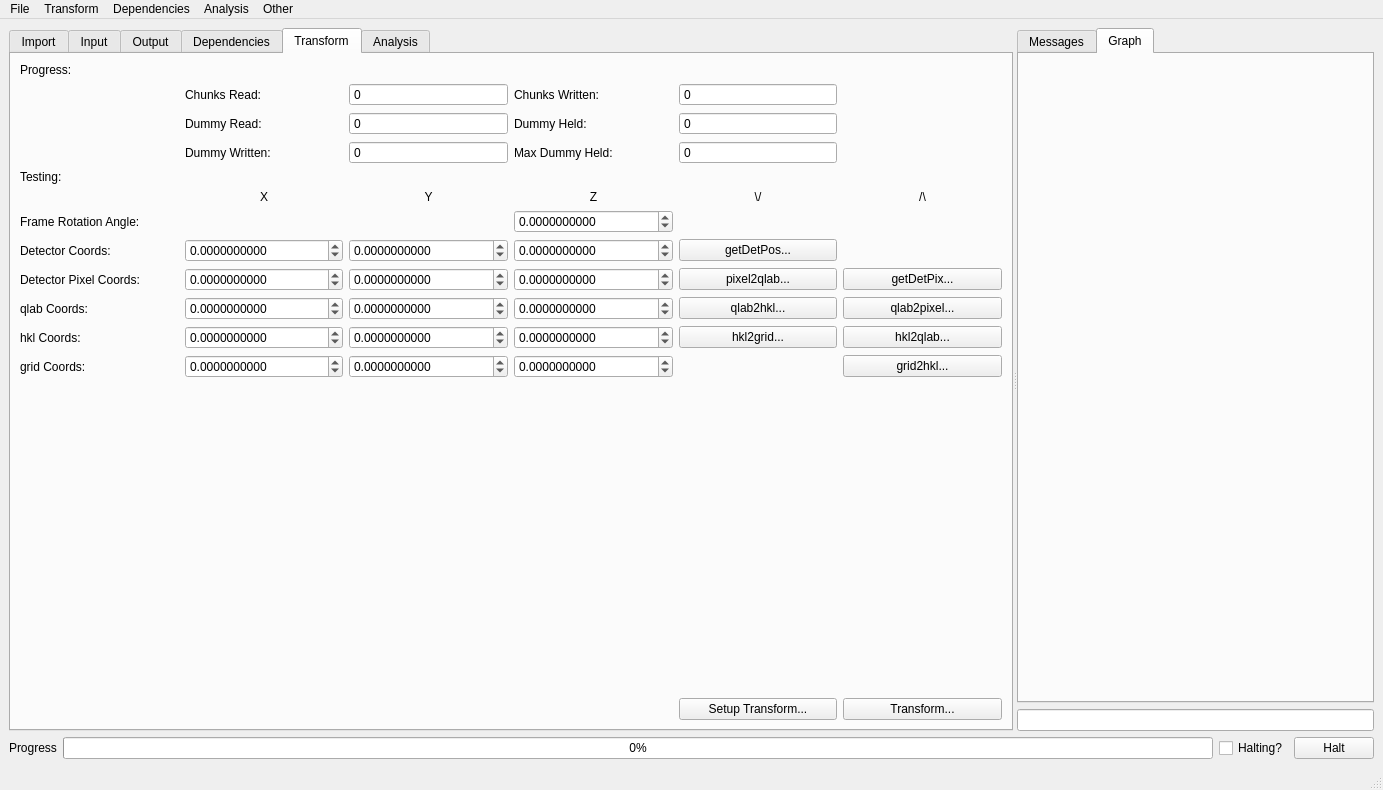
First picture: the form in cctwqt/cctwqtmainwindow.ui, repository guyjennings/cctw, before the edit.
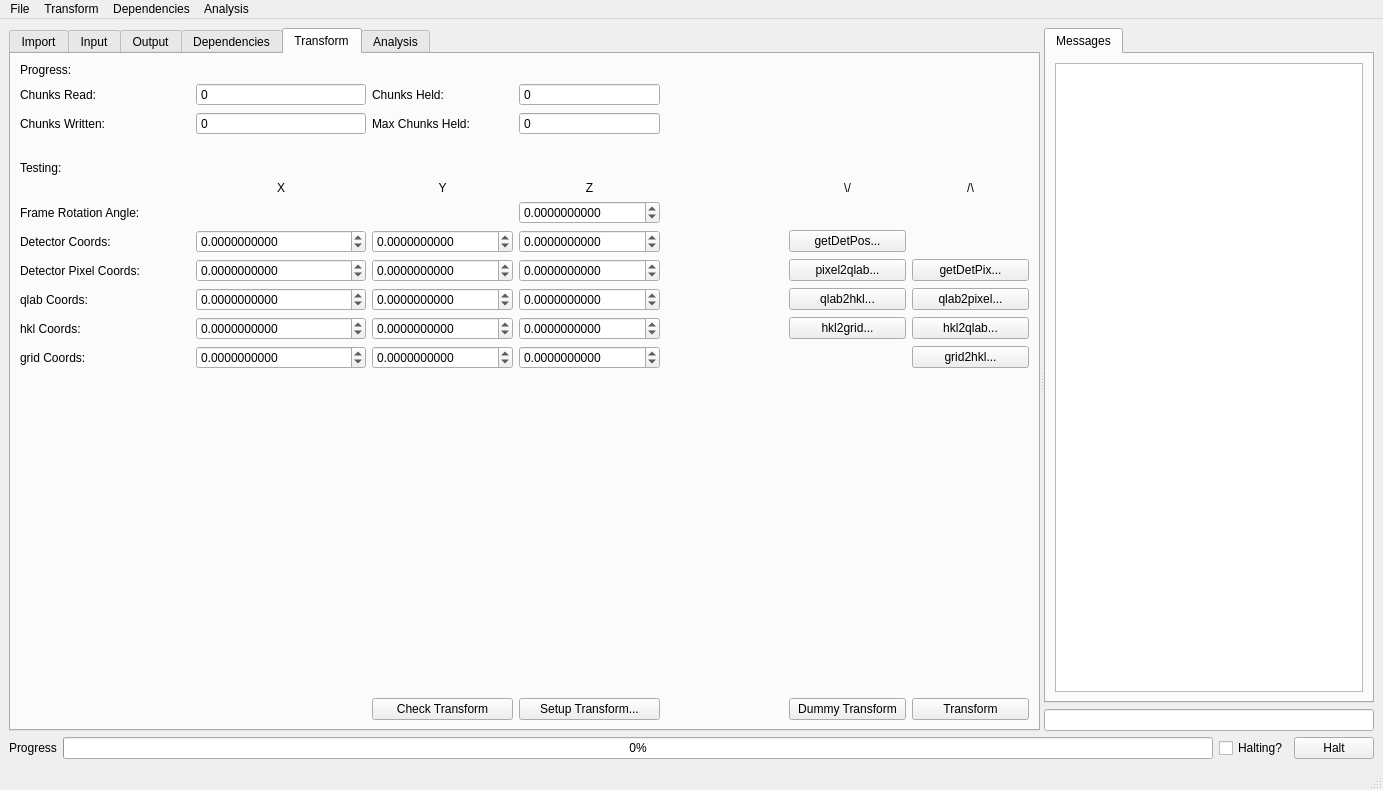
Second picture: the form after the edit. The open tabs and pages were chosen to show the change. Custom widgets are drawn as their Qt base class.

Commit message: Added extra menu commands and buttons so that each major command can be accessed either from a menu or via a button

```diff
--- a/cctwqt/cctwqtmainwindow.ui
+++ b/cctwqt/cctwqtmainwindow.ui
@@ -885,14 +885,14 @@
          <string>Transform</string>
         </attribute>
         <layout class="QGridLayout" name="gridLayout_7">
-         <item row="10" column="0">
+         <item row="11" column="0">
           <widget class="QLabel" name="label_33">
            <property name="text">
             <string>qlab Coords:</string>
            </property>
           </widget>
          </item>
-         <item row="12" column="2">
+         <item row="13" column="2">
           <widget class="QDoubleSpinBox" name="m_TestGridY">
            <property name="toolTip">
             <string>Output Grid Coord Y</string>
@@ -914,14 +914,7 @@
            </property>
           </widget>
          </item>
-         <item row="11" column="5">
-          <widget class="QPushButton" name="m_HKL2QLabButton">
-           <property name="text">
-            <string>hkl2qlab...</string>
-           </property>
-          </widget>
-         </item>
-         <item row="11" column="3">
+         <item row="12" column="3">
           <widget class="QDoubleSpinBox" name="m_TestHKLZ">
            <property name="toolTip">
             <string>HKL Z</string>
@@ -943,35 +936,21 @@
            </property>
           </widget>
          </item>
-         <item row="14" column="4">
-          <widget class="QPushButton" name="m_SetupTransformButton">
-           <property name="text">
-            <string>Setup Transform...</string>
-           </property>
-          </widget>
-         </item>
-         <item row="14" column="5">
-          <widget class="QPushButton" name="m_TransformButton">
-           <property name="text">
-            <string>Transform...</string>
-           </property>
-          </widget>
-         </item>
-         <item row="11" column="4">
+         <item row="12" column="5">
           <widget class="QPushButton" name="m_HKL2GridButton">
            <property name="text">
             <string>hkl2grid...</string>
            </property>
           </widget>
          </item>
-         <item row="7" column="0">
+         <item row="8" column="0">
           <widget class="QLabel" name="label_29">
            <property name="text">
             <string>Detector Coords:</string>
            </property>
           </widget>
          </item>
-         <item row="10" column="1">
+         <item row="11" column="1">
           <widget class="QDoubleSpinBox" name="m_TestQLabX">
            <property name="toolTip">
             <string>QLab X</string>
@@ -993,7 +972,7 @@
            </property>
           </widget>
          </item>
-         <item row="9" column="2">
+         <item row="10" column="2">
           <widget class="QDoubleSpinBox" name="m_TestPixelY">
            <property name="toolTip">
             <string>Distance from detector beam center Y</string>
@@ -1015,7 +994,7 @@
            </property>
           </widget>
          </item>
-         <item row="5" column="2">
+         <item row="6" column="2">
           <widget class="QLabel" name="label_28">
            <property name="text">
             <string>Y</string>
@@ -1025,28 +1004,14 @@
            </property>
           </widget>
          </item>
-         <item row="10" column="4">
+         <item row="11" column="5">
           <widget class="QPushButton" name="m_QLab2HKLButton">
            <property name="text">
             <string>qlab2hkl...</string>
            </property>
           </widget>
          </item>
-         <item row="10" column="5">
-          <widget class="QPushButton" name="m_QLab2PixelButton">
-           <property name="text">
-            <string>qlab2pixel...</string>
-           </property>
-          </widget>
-         </item>
-         <item row="1" column="3">
-          <widget class="QLabel" name="label_41">
-           <property name="text">
-            <string>Chunks Written:</string>
-           </property>
-          </widget>
-         </item>
-         <item row="5" column="1">
+         <item row="6" column="1">
           <widget class="QLabel" name="label_30">
            <property name="text">
             <string>X</string>
@@ -1056,21 +1021,21 @@
            </property>
           </widget>
          </item>
-         <item row="7" column="4">
+         <item row="8" column="5">
           <widget class="QPushButton" name="m_GetDetPosButton">
            <property name="text">
             <string>getDetPos...</string>
            </property>
           </widget>
          </item>
-         <item row="9" column="0">
+         <item row="10" column="0">
           <widget class="QLabel" name="label_32">
            <property name="text">
             <string>Detector Pixel Coords:</string>
            </property>
           </widget>
          </item>
-         <item row="11" column="1">
+         <item row="12" column="1">
           <widget class="QDoubleSpinBox" name="m_TestHKLX">
            <property name="toolTip">
             <string>HKL X</string>
@@ -1092,7 +1057,7 @@
            </property>
           </widget>
          </item>
-         <item row="7" column="2">
+         <item row="8" column="2">
           <widget class="QDoubleSpinBox" name="m_TestDetectorY">
            <property name="toolTip">
             <string>Detector Pixel Index Y</string>
@@ -1114,7 +1079,7 @@
            </property>
           </widget>
          </item>
-         <item row="7" column="1">
+         <item row="8" column="1">
           <widget class="QDoubleSpinBox" name="m_TestDetectorX">
            <property name="toolTip">
             <string>Detector Pixel Index X</string>
@@ -1136,14 +1101,7 @@
            </property>
           </widget>
          </item>
-         <item row="9" column="5">
-          <widget class="QPushButton" name="m_GetDetPixButton">
-           <property name="text">
-            <string>getDetPix...</string>
-           </property>
-          </widget>
-         </item>
-         <item row="5" column="4">
+         <item row="6" column="5">
           <widget class="QLabel" name="label_36">
            <property name="text">
             <string>\/</string>
@@ -1153,7 +1111,7 @@
            </property>
           </widget>
          </item>
-         <item row="10" column="2">
+         <item row="11" column="2">
           <widget class="QDoubleSpinBox" name="m_TestQLabY">
            <property name="toolTip">
             <string>QLab Y</string>
@@ -1175,33 +1133,7 @@
            </property>
           </widget>
          </item>
-         <item row="14" column="0" colspan="4">
-          <spacer name="horizontalSpacer_6">
-           <property name="orientation">
-            <enum>Qt::Horizontal</enum>
-           </property>
-           <property name="sizeHint" stdset="0">
-            <size>
-             <width>346</width>
-             <height>20</height>
-            </size>
-           </property>
-          </spacer>
-         </item>
-         <item row="13" column="0" colspan="5">
-          <spacer name="verticalSpacer_5">
-           <property name="orientation">
-            <enum>Qt::Vertical</enum>
-           </property>
-           <property name="sizeHint" stdset="0">
-            <size>
-             <width>548</width>
-             <height>580</height>
-            </size>
-           </property>
-          </spacer>
-         </item>
-         <item row="9" column="1">
+         <item row="10" column="1">
           <widget class="QDoubleSpinBox" name="m_TestPixelX">
            <property name="toolTip">
             <string>Distance from detector beam center X</string>
@@ -1223,14 +1155,14 @@
            </property>
           </widget>
          </item>
-         <item row="9" column="4">
+         <item row="10" column="5">
           <widget class="QPushButton" name="m_Pixel2QLabButton">
            <property name="text">
             <string>pixel2qlab...</string>
            </property>
           </widget>
          </item>
-         <item row="12" column="3">
+         <item row="13" column="3">
           <widget class="QDoubleSpinBox" name="m_TestGridZ">
            <property name="toolTip">
             <string>Output Grid Coord Z</string>
@@ -1252,14 +1184,14 @@
            </property>
           </widget>
          </item>
-         <item row="11" column="0">
+         <item row="12" column="0">
           <widget class="QLabel" name="label_34">
            <property name="text">
             <string>hkl Coords:</string>
            </property>
           </widget>
          </item>
-         <item row="10" column="3">
+         <item row="11" column="3">
           <widget class="QDoubleSpinBox" name="m_TestQLabZ">
            <property name="toolTip">
             <string>QLab Z</string>
@@ -1281,7 +1213,7 @@
            </property>
           </widget>
          </item>
-         <item row="11" column="2">
+         <item row="12" column="2">
           <widget class="QDoubleSpinBox" name="m_TestHKLY">
            <property name="toolTip">
             <string>HKL Y</string>
@@ -1303,7 +1235,7 @@
            </property>
           </widget>
          </item>
-         <item row="6" column="3">
+         <item row="7" column="3">
           <widget class="QDoubleSpinBox" name="m_FrameAngle">
            <property name="toolTip">
             <string>Frame Rotation Angle</string>
@@ -1325,7 +1257,7 @@
            </property>
           </widget>
          </item>
-         <item row="5" column="3">
+         <item row="6" column="3">
           <widget class="QLabel" name="label_31">
            <property name="text">
             <string>Z</string>
@@ -1335,7 +1267,7 @@
            </property>
           </widget>
          </item>
-         <item row="9" column="3">
+         <item row="10" column="3">
           <widget class="QDoubleSpinBox" name="m_TestPixelZ">
            <property name="toolTip">
             <string>Distance from detector beam center Z</string>
@@ -1357,7 +1289,7 @@
            </property>
           </widget>
          </item>
-         <item row="7" column="3">
+         <item row="8" column="3">
           <widget class="QDoubleSpinBox" name="m_TestDetectorZ">
            <property name="toolTip">
             <string>Detector Pixel Index Z</string>
@@ -1379,31 +1311,14 @@
            </property>
           </widget>
          </item>
-         <item row="5" column="5">
-          <widget class="QLabel" name="label_37">
-           <property name="text">
-            <string>/\</string>
-           </property>
-           <property name="alignment">
-            <set>Qt::AlignCenter</set>
-           </property>
-          </widget>
-         </item>
-         <item row="12" column="5">
-          <widget class="QPushButton" name="m_Grid2HKLButton">
-           <property name="text">
-            <string>grid2hkl...</string>
-           </property>
-          </widget>
-         </item>
-         <item row="6" column="0">
+         <item row="7" column="0">
           <widget class="QLabel" name="label_38">
            <property name="text">
             <string>Frame Rotation Angle:</string>
            </property>
           </widget>
          </item>
-         <item row="12" column="1">
+         <item row="13" column="1">
           <widget class="QDoubleSpinBox" name="m_TestGridX">
            <property name="toolTip">
             <string>Output Grid Coord X</string>
@@ -1425,20 +1340,13 @@
            </property>
           </widget>
          </item>
-         <item row="12" column="0">
+         <item row="13" column="0">
           <widget class="QLabel" name="label_35">
            <property name="text">
             <string>grid Coords:</string>
            </property>
           </widget>
          </item>
-         <item row="1" column="1">
-          <widget class="QLabel" name="label_40">
-           <property name="text">
-            <string>Chunks Read:</string>
-           </property>
-          </widget>
-         </item>
          <item row="0" column="0">
           <widget class="QLabel" name="label_39">
            <property name="text">
@@ -1446,14 +1354,14 @@
            </property>
           </widget>
          </item>
-         <item row="4" column="0">
-          <widget class="QLabel" name="label_42">
+         <item row="1" column="0">
+          <widget class="QLabel" name="label_40">
            <property name="text">
-            <string>Testing:</string>
+            <string>Chunks Read:</string>
            </property>
           </widget>
          </item>
-         <item row="1" column="2">
+         <item row="1" column="1">
           <widget class="QSpinBox" name="m_ChunksRead">
            <property name="toolTip">
             <string>Frame Rotation Angle</string>
@@ -1469,100 +1377,59 @@
            </property>
           </widget>
          </item>
-         <item row="1" column="4">
-          <widget class="QSpinBox" name="m_ChunksWritten">
-           <property name="toolTip">
-            <string>Frame Rotation Angle</string>
-           </property>
-           <property name="readOnly">
-            <bool>true</bool>
-           </property>
-           <property name="buttonSymbols">
-            <enum>QAbstractSpinBox::NoButtons</enum>
-           </property>
-           <property name="maximum">
-            <number>1000000</number>
+         <item row="2" column="0">
+          <widget class="QLabel" name="label_41">
+           <property name="text">
+            <string>Chunks Written:</string>
            </property>
           </widget>
          </item>
-         <item row="2" column="1">
+         <item row="1" column="2">
           <widget class="QLabel" name="label_43">
            <property name="text">
-            <string>Dummy Read:</string>
+            <string>Chunks Held:</string>
+           </property>
+          </widget>
+         </item>
+         <item row="2" column="1">
+          <widget class="QSpinBox" name="m_ChunksWritten">
+           <property name="toolTip">
+            <string>Frame Rotation Angle</string>
+           </property>
+           <property name="readOnly">
+            <bool>true</bool>
+           </property>
+           <property name="buttonSymbols">
+            <enum>QAbstractSpinBox::NoButtons</enum>
+           </property>
+           <property name="maximum">
+            <number>1000000</number>
            </property>
           </widget>
          </item>
          <item row="2" column="2">
-          <widget class="QSpinBox" name="m_DummyRead">
-           <property name="toolTip">
-            <string>Frame Rotation Angle</string>
-           </property>
-           <property name="readOnly">
-            <bool>true</bool>
-           </property>
-           <property name="buttonSymbols">
-            <enum>QAbstractSpinBox::NoButtons</enum>
-           </property>
-           <property name="maximum">
-            <number>1000000</number>
-           </property>
-          </widget>
-         </item>
-         <item row="2" column="3">
-          <widget class="QLabel" name="label_44">
-           <property name="text">
-            <string>Dummy Held:</string>
-           </property>
-          </widget>
-         </item>
-         <item row="2" column="4">
-          <widget class="QSpinBox" name="m_DummyHeld">
-           <property name="toolTip">
-            <string>Frame Rotation Angle</string>
-           </property>
-           <property name="readOnly">
-            <bool>true</bool>
-           </property>
-           <property name="buttonSymbols">
-            <enum>QAbstractSpinBox::NoButtons</enum>
-           </property>
-           <property name="maximum">
-            <number>1000000</number>
-           </property>
-          </widget>
-         </item>
-         <item row="3" column="1">
-          <widget class="QLabel" name="label_45">
-           <property name="text">
-            <string>Dummy Written:</string>
-           </property>
-          </widget>
-         </item>
-         <item row="3" column="2">
-          <widget class="QSpinBox" name="m_DummyWritten">
-           <property name="toolTip">
-            <string>Frame Rotation Angle</string>
-           </property>
-           <property name="readOnly">
-            <bool>true</bool>
-           </property>
-           <property name="buttonSymbols">
-            <enum>QAbstractSpinBox::NoButtons</enum>
-           </property>
-           <property name="maximum">
-            <number>1000000</number>
-           </property>
-          </widget>
-         </item>
-         <item row="3" column="3">
           <widget class="QLabel" name="label_46">
            <property name="text">
-            <string>Max Dummy Held:</string>
+            <string>Max Chunks Held:</string>
            </property>
           </widget>
          </item>
-         <item row="3" column="4">
-          <widget class="QSpinBox" name="m_DummyMax">
+         <item row="5" column="0">
+          <widget class="QLabel" name="label_42">
+           <property name="text">
+            <string>Testing:</string>
+           </property>
+          </widget>
+         </item>
+         <item row="4" column="0">
+          <widget class="QLabel" name="label_44">
+           <property name="text">
+            <string/>
+           </property>
+          </widget>
+         </item>
+         <item row="1" column="3">
+          <widget class="QSpinBox" name="m_ChunksHeld">
            <property name="toolTip">
             <string>Frame Rotation Angle</string>
            </property>
@@ -1577,6 +1444,114 @@
            </property>
           </widget>
          </item>
+         <item row="2" column="3">
+          <widget class="QSpinBox" name="m_MaxChunksHeld">
+           <property name="toolTip">
+            <string>Frame Rotation Angle</string>
+           </property>
+           <property name="readOnly">
+            <bool>true</bool>
+           </property>
+           <property name="buttonSymbols">
+            <enum>QAbstractSpinBox::NoButtons</enum>
+           </property>
+           <property name="maximum">
+            <number>1000000</number>
+           </property>
+          </widget>
+         </item>
+         <item row="15" column="0" colspan="2">
+          <spacer name="horizontalSpacer_6">
+           <property name="orientation">
+            <enum>Qt::Horizontal</enum>
+           </property>
+           <property name="sizeHint" stdset="0">
+            <size>
+             <width>346</width>
+             <height>20</height>
+            </size>
+           </property>
+          </spacer>
+         </item>
+         <item row="15" column="2">
+          <widget class="QPushButton" name="m_CheckTransformButton">
+           <property name="text">
+            <string>Check Transform</string>
+           </property>
+          </widget>
+         </item>
+         <item row="15" column="3">
+          <widget class="QPushButton" name="m_SetupTransformButton">
+           <property name="text">
+            <string>Setup Transform...</string>
+           </property>
+          </widget>
+         </item>
+         <item row="15" column="5">
+          <widget class="QPushButton" name="m_DummyTransformButton">
+           <property name="text">
+            <string>Dummy Transform</string>
+           </property>
+          </widget>
+         </item>
+         <item row="15" column="6">
+          <widget class="QPushButton" name="m_TransformButton">
+           <property name="text">
+            <string>Transform</string>
+           </property>
+          </widget>
+         </item>
+         <item row="10" column="6">
+          <widget class="QPushButton" name="m_GetDetPixButton">
+           <property name="text">
+            <string>getDetPix...</string>
+           </property>
+          </widget>
+         </item>
+         <item row="11" column="6">
+          <widget class="QPushButton" name="m_QLab2PixelButton">
+           <property name="text">
+            <string>qlab2pixel...</string>
+           </property>
+          </widget>
+         </item>
+         <item row="12" column="6">
+          <widget class="QPushButton" name="m_HKL2QLabButton">
+           <property name="text">
+            <string>hkl2qlab...</string>
+           </property>
+          </widget>
+         </item>
+         <item row="13" column="6">
+          <widget class="QPushButton" name="m_Grid2HKLButton">
+           <property name="text">
+            <string>grid2hkl...</string>
+           </property>
+          </widget>
+         </item>
+         <item row="6" column="6">
+          <widget class="QLabel" name="label_37">
+           <property name="text">
+            <string>/\</string>
+           </property>
+           <property name="alignment">
+            <set>Qt::AlignCenter</set>
+           </property>
+          </widget>
+         </item>
+         <item row="14" column="0" colspan="7">
+          <spacer name="verticalSpacer_5">
+           <property name="orientation">
+            <enum>Qt::Vertical</enum>
+           </property>
+           <property name="sizeHint" stdset="0">
+            <size>
+             <width>548</width>
+             <height>580</height>
+            </size>
+           </property>
+          </spacer>
+         </item>
         </layout>
        </widget>
        <widget class="QWidget" name="tab_3">
@@ -1624,6 +1599,9 @@
            </property>
           </widget>
          </item>
+         <item row="0" column="0" colspan="3">
+          <widget class="QwtPlot" name="m_CctwGraph"/>
+         </item>
         </layout>
        </widget>
       </widget>
@@ -1648,16 +1626,6 @@
             </item>
            </layout>
           </widget>
-          <widget class="QWidget" name="tab_2">
-           <attribute name="title">
-            <string>Graph</string>
-           </attribute>
-           <layout class="QGridLayout" name="gridLayout">
-            <item row="0" column="0">
-             <widget class="QwtPlot" name="m_CctwGraph"/>
-            </item>
-           </layout>
-          </widget>
          </widget>
         </item>
         <item>
@@ -1709,11 +1677,6 @@
     <addaction name="m_ActionSaveDependencies"/>
     <addaction name="m_ActionReportDependencies"/>
    </widget>
-   <widget class="QMenu" name="menuOther">
-    <property name="title">
-     <string>Other</string>
-    </property>
-   </widget>
    <widget class="QMenu" name="menuAnalysis">
     <property name="title">
      <string>Analysis</string>
@@ -1728,7 +1691,6 @@
    <addaction name="menuTransform"/>
    <addaction name="menuDependencies"/>
    <addaction name="menuAnalysis"/>
-   <addaction name="menuOther"/>
   </widget>
   <widget class="QStatusBar" name="statusbar"/>
   <action name="m_ActionSaveSettings">
```
Left out of the diff: 97 changed lines with no effect on the pictures. The commit also changes 2 other files.
